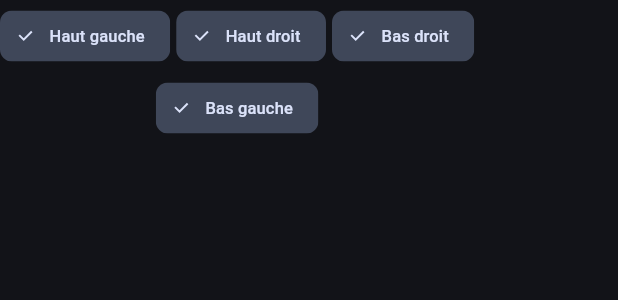
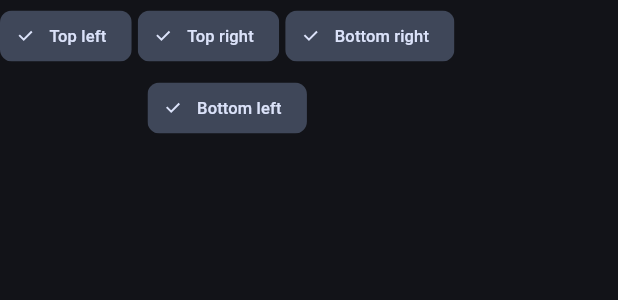
Before and after one commit to Xiaohequ/vector-anim-studio, a Flutter app: the _CornerSelection widget shown alone on an empty page, opened directly with empty values, on a phone screen of 412 x 824 dp. Shown: the top 300 px of the screen. Run offline on Flutter 3.47's test engine with Material 3 defaults, Android fonts, the phone set to English and light mode, and no system bars; our stand-ins replace file_picker, package_info_plus, share_plus, shared_preferences, sqflite; missing offline and left inert: flutter_quick_video_encoder; accounts and stored records are empty.

Commit message:
fix: translate rectangle corners and bone banners (#20)
Complete v0.36.1 localization feedback

```diff
--- a/app/lib/settings/language_settings.dart
+++ b/app/lib/settings/language_settings.dart
@@ -346,6 +346,8 @@ class AppStrings {
       'Haut droit': 'Top right',
       'Bas droit': 'Bottom right',
       'Bas gauche': 'Bottom left',
+      '« shapeName » liée à l’os « boneName »':
+          '“shapeName” bound to bone “boneName”',
       'Nouvelle forme': 'New shape',
       'Modifier la forme': 'Edit shape',
       'Nom de la forme': 'Shape name',
@@ -371,15 +373,29 @@ class AppStrings {
       'Annuler l’articulation en attente': 'Cancel pending joint',
       'Monter': 'Move up',
       'Descendre': 'Move down',
+      'Lier le groupe à un os ?': 'Bind group to a bone?',
+      '« shapeName » n’est lié à aucune forme':
+          '“shapeName” is not bound to any shape',
+      'Lier la pièce à un os ?': 'Bind element to a bone?',
+      'Groupe dissocié de l’os': 'Group unbound from bone',
+      'Os supprimé (descendance et keyframes compris)':
+          'Bone deleted (including descendants and keyframes)',
+      'Os supprimé (enfants re-parentés)': 'Bone deleted (children reparented)',
+      'Le curseur doit être sur le segment de la forme liée':
+          'Playhead must be within the bound shape segment',
+      'Un groupe importé ne possède pas de forme éditable ici':
+          'An imported group has no editable shape here',
+      'Touche un segment du chemin pour y ajouter un point.':
+          'Tap a path segment to add a point.',
+      'Le mode ✚ s’applique aux couches « Chemin ».':
+          'The ✚ mode applies to Path layers.',
       'Propriétés': 'Properties',
       'Sélectionne un élément dans l’aperçu ou la timeline.':
           'Select an element in the preview or timeline.',
       'Forme dupliquée (keyframes incluses)':
           'Shape duplicated (including keyframes)',
-      'Lier le groupe à un os ?': 'Bind group to a bone?',
       '« osName » n’est lié à aucune forme':
           '“osName” is not bound to any shape',
-      'Lier la pièce à un os ?': 'Bind element to a bone?',
       'Vidéo MP4 (H.264)': 'MP4 video (H.264)',
       'GIF animé': 'Animated GIF',
       'Image PNG (frame)': 'PNG image (frame)',
@@ -396,9 +412,6 @@ class AppStrings {
       'Pièce non liée au rig (os : —)': 'Element not bound to rig (bone: —)',
       'Groupe lié à l’os': 'Group bound to bone',
       'Pièce liée à l’os': 'Element bound to bone',
-      'Groupe dissocié de l’os': 'Group unbound from bone',
-      'Un groupe importé ne possède pas de forme éditable ici':
-          'An imported group has no editable shape here',
       'L’os et sa descendance ': 'The bone and its descendants ',
       'seront supprimés': 'will be deleted',
       'avec le lien': 'along with the binding',
@@ -420,10 +433,6 @@ class AppStrings {
       'Masquer le groupe': 'Hide group',
       'Afficher le groupe': 'Show group',
       'Aucun os': 'No bone',
-      'Le mode ✚ s’applique aux couches « Chemin ».':
-          'The ✚ mode applies to Path layers.',
-      'Touche un segment du chemin pour y ajouter un point.':
-          'Tap a path segment to add a point.',
       'Ajouter une forme': 'Add shape',
       'élément(s)': 'element(s)',
       'Poser la couleur au curseur': 'Set color at playhead',
@@ -434,11 +443,6 @@ class AppStrings {
       'Inverser le coude': 'Reverse elbow',
       'Pivot X': 'Pivot X',
       'Pivot Y': 'Pivot Y',
-      'Os supprimé (descendance et keyframes compris)':
-          'Bone deleted (including descendants and keyframes)',
-      'Le curseur doit être sur le segment de la forme liée':
-          'Playhead must be within the bound shape segment',
-      'Os supprimé (enfants re-parentés)': 'Bone deleted (children reparented)',
       'Une forme doit garder au moins une couche.':
           'A shape must keep at least one layer.',
       'Délier du rig': 'Unbind from rig',
@@ -706,6 +710,14 @@ class AppStrings {
       'Haut droit': '右上',
       'Bas droit': '右下',
       'Bas gauche': '左下',
+      'Pose à TIME s enregistrée (morph)': '形变姿势已保存（时间：TIME 秒）',
+      '« shapeName » liée à l’os « boneName »': '“shapeName”已绑定到骨骼“boneName”',
+      '« shapeName » est liée à l’os « boneName » : transformations bloquées — bougez l’os, ou dissociez la pièce (Squelettes ▸ Délier).':
+          '“shapeName”已绑定到骨骼“boneName”：变换已锁定——请移动骨骼或解除元素绑定（骨架 ▸ 解绑）。',
+      '« shapeName » est liée à l’os « boneName » : transformations verrouillées — déplace l’os pour la modifier.':
+          '“shapeName”已绑定到骨骼“boneName”：变换已锁定——移动骨骼以编辑该元素。',
+      'Action os indisponible': '骨骼操作不可用',
+      'Keyframe d’os': '骨骼关键帧',
       'Nouvelle forme': '新建形状',
       'Modifier la forme': '编辑形状',
       'Nom de la forme': '形状名称',
@@ -731,19 +743,21 @@ class AppStrings {
       'Propriétés': '属性',
       'Monter': '上移',
       'Descendre': '下移',
+      'Lier le groupe à un os ?': '将组绑定到骨骼？',
+      '« shapeName » n’est lié à aucune forme': '“shapeName”未绑定任何形状',
+      'Lier la pièce à un os ?': '将元素绑定到骨骼？',
+      'Groupe dissocié de l’os': '组已与骨骼解绑',
+      'Os supprimé (descendance et keyframes compris)': '骨骼已删除（包括子骨骼和关键帧）',
+      'Os supprimé (enfants re-parentés)': '骨骼已删除（子骨骼已重新绑定）',
+      'Le curseur doit être sur le segment de la forme liée': '播放头必须位于绑定形状的片段内',
+      'Un groupe importé ne possède pas de forme éditable ici':
+          '导入的组在此处没有可编辑形状',
+      'Touche un segment du chemin pour y ajouter un point.': '点击路径线段以添加点。',
+      'Le mode ✚ s’applique aux couches « Chemin ».': '✚ 模式适用于“路径”图层。',
       'Sélectionne un élément dans l’aperçu ou la timeline.': '在预览或时间轴中选择一个元素。',
       'Forme dupliquée (keyframes incluses)': '形状已复制（包含关键帧）',
-      'Lier le groupe à un os ?': '将组绑定到骨骼？',
-      'Un groupe importé ne possède pas de forme éditable ici':
-          '导入的组在此处没有可编辑形状',
-      'Groupe dissocié de l’os': '组已与骨骼解绑',
-      'Os supprimé (descendance et keyframes compris)': '骨骼已删除（包括子骨骼和关键帧）',
-      'Le curseur doit être sur le segment de la forme liée': '播放头必须位于绑定形状的片段内',
-      'Os supprimé (enfants re-parentés)': '骨骼已删除（子骨骼已重新绑定）',
       'Une forme doit garder au moins une couche.': '形状至少需要保留一个图层。',
       'Ajouter une forme': '添加形状',
-      'Le mode ✚ s’applique aux couches « Chemin ».': '✚ 模式适用于“路径”图层。',
-      'Touche un segment du chemin pour y ajouter un point.': '点击路径线段以添加点。',
       'Sans enfant unique — indisponible': '没有唯一子骨骼，无法使用',
       'Inverser le coude': '反转肘部',
       'Délier du rig': '与骨架解绑',
@@ -782,7 +796,6 @@ class AppStrings {
       'redevient libre.': '将恢复自由状态。',
       'liée à l’os': '已绑定到骨骼',
       '« osName » n’est lié à aucune forme': '“osName”未绑定任何形状',
-      'Lier la pièce à un os ?': '将元素绑定到骨骼？',
       'Vidéo MP4 (H.264)': 'MP4 视频（H.264）',
       'GIF animé': '动画 GIF',
       'Image PNG (frame)': 'PNG 图片（帧）',
--- a/app/lib/ui/layer_properties_sheet.dart
+++ b/app/lib/ui/layer_properties_sheet.dart
@@ -362,16 +362,24 @@ class _CornerSelection extends StatelessWidget {
     alignment: WrapAlignment.center,
     spacing: 4,
     children: <Widget>[
-      _cornerButton('Haut gauche', layer.roundTopLeft, (value) {
+      _cornerButton(AppStrings.text('Haut gauche'), layer.roundTopLeft, (
+        value,
+      ) {
         layer.roundTopLeft = value;
       }),
-      _cornerButton('Haut droit', layer.roundTopRight, (value) {
+      _cornerButton(AppStrings.text('Haut droit'), layer.roundTopRight, (
+        value,
+      ) {
         layer.roundTopRight = value;
       }),
-      _cornerButton('Bas droit', layer.roundBottomRight, (value) {
+      _cornerButton(AppStrings.text('Bas droit'), layer.roundBottomRight, (
+        value,
+      ) {
         layer.roundBottomRight = value;
       }),
-      _cornerButton('Bas gauche', layer.roundBottomLeft, (value) {
+      _cornerButton(AppStrings.text('Bas gauche'), layer.roundBottomLeft, (
+        value,
+      ) {
         layer.roundBottomLeft = value;
       }),
     ],
--- a/app/lib/ui/shape_editor_screen.dart
+++ b/app/lib/ui/shape_editor_screen.dart
@@ -901,8 +901,9 @@ class _ShapeEditorScreenState extends State<ShapeEditorScreen> {
   void _endGesture() {
     if (_gesture == _EditorGesture.pointDrag && _gestureWrotePose) {
       _snack(
-        'Pose à ${(_pointTargetMs / 1000).toStringAsFixed(2)} s '
-        'enregistrée (morph)',
+        AppStrings.text(
+          'Pose à TIME s enregistrée (morph)',
+        ).replaceAll('TIME', (_pointTargetMs / 1000).toStringAsFixed(2)),
       );
     }
     _gestureWrotePose = false;
```
Also changed, not shown: app/lib/ui/studio_screen.dart (+13 -6 lines), 1 other file.
